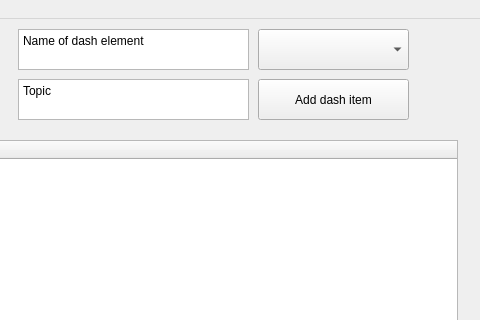
Above: src/mainwindow.ui from leSamo/ICP before the change; both pictures show x 732 to 1212 and y 0 to 320 of the 1212 by 615 pixel window. Below: the same form after it.
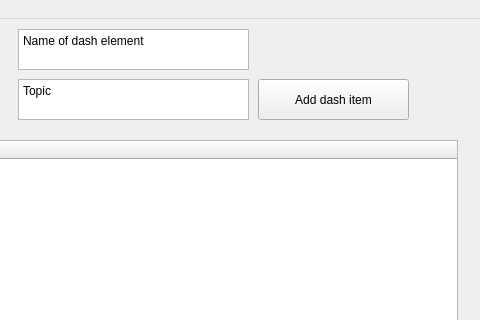
That is the form after the change.

Diff of the .ui file:
```diff
--- a/src/mainwindow.ui
+++ b/src/mainwindow.ui
@@ -155,26 +155,6 @@
      <string>Topic</string>
     </property>
    </widget>
-   <widget class="QComboBox" name="comboBox">
-    <property name="geometry">
-     <rect>
-      <x>990</x>
-      <y>10</y>
-      <width>151</width>
-      <height>41</height>
-     </rect>
-    </property>
-   </widget>
-   <zorder>horizontalLayoutWidget_2</zorder>
-   <zorder>btnAdd_item</zorder>
-   <zorder>btnAdd_item</zorder>
-   <zorder>txtTitle</zorder>
-   <zorder>btnConnect</zorder>
-   <zorder>inputServer</zorder>
-   <zorder>inputTopic</zorder>
-   <zorder>dash_name</zorder>
-   <zorder>dash_topic</zorder>
-   <zorder>comboBox</zorder>
   </widget>
   <widget class="QMenuBar" name="menuBar">
    <property name="geometry">
```
Left out of the diff: 2 changed lines with no effect on the pictures.
